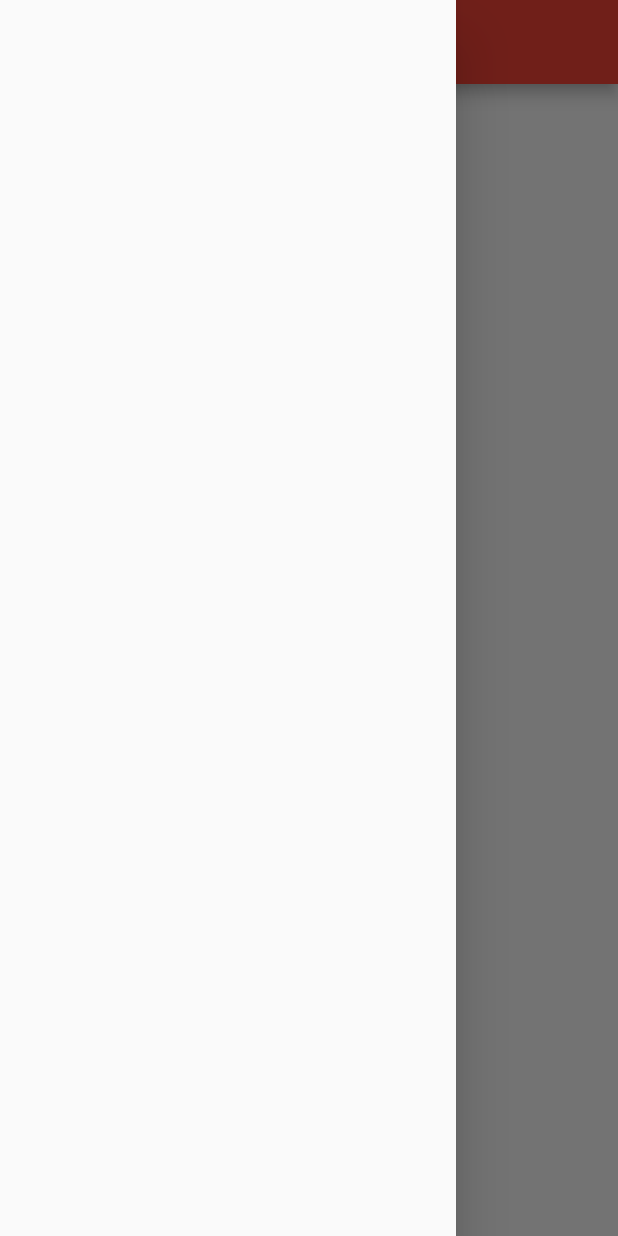
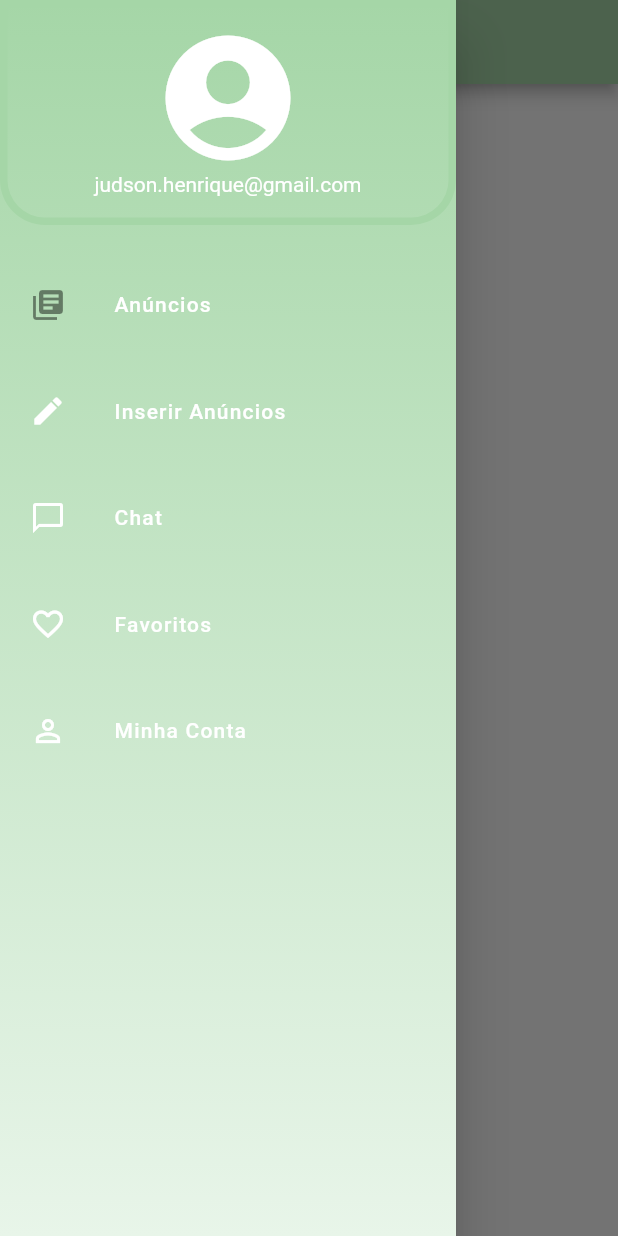
Before and after one commit to Judsonn/e-commerce, a Flutter app: the screen it shows after launch, with the side drawer open, on a phone screen of 412 x 824 dp. Run offline on Flutter 3.47's test engine with Material 2 defaults, Android fonts, the phone set to English and light mode, and no system bars.

Commit message:
Custom_drawer
customizing the drawer and separating its components.

```diff
--- /dev/null
+++ b/lib/common/custom_drawer/custom_drawer.dart
@@ -0,0 +1,30 @@
+
+import 'package:e_comerce/common/custom_drawer/widgets/custom_header.dart';
+import 'package:e_comerce/common/custom_drawer/widgets/icon_section.dart';
+import 'package:flutter/material.dart';
+
+class CustomDrawer extends StatelessWidget {
+  @override
+  Widget build(BuildContext context) {
+    return Drawer(
+      child: Container(
+        decoration: BoxDecoration(
+          gradient: LinearGradient(
+            begin: Alignment.topCenter,
+            end: Alignment.bottomCenter,
+            colors: [
+            Theme.of(context).primaryColor,
+            Colors.green[50],
+          ])
+        ),
+        child: ListView(
+          children: <Widget>[
+            CustomHeader(),
+            SizedBox(height: 10,),
+            IconSection(),
+          ],
+        ),
+      ),
+    );
+  }
+}
--- /dev/null
+++ b/lib/common/custom_drawer/widgets/custom_header.dart
@@ -0,0 +1,26 @@
+import 'package:flutter/material.dart';
+
+class CustomHeader extends StatelessWidget {
+  @override
+  Widget build(BuildContext context) {
+    return Container(
+      height: 150,
+      decoration: BoxDecoration(
+      borderRadius: BorderRadius.only(bottomRight: Radius.circular(30), bottomLeft: Radius.circular(30)),
+      // color: Theme.of(context).primaryColor,
+      border: Border.all(color: Theme.of(context).primaryColor, width: 5)
+      ),
+
+    child: Column(
+      children: <Widget>[
+        SizedBox(height: 10,),
+        Icon(Icons.account_circle, size: 100, color: Colors.white,),
+
+        Text("judson.henrique@gmail.com", style: TextStyle( color: Colors.white)),
+
+    ],),
+
+
+    );
+  }
+}
--- /dev/null
+++ b/lib/common/custom_drawer/widgets/icon_section.dart
@@ -0,0 +1,47 @@
+import 'package:e_comerce/common/custom_drawer/widgets/icon_tile.dart';
+import 'package:flutter/material.dart';
+
+class IconSection extends StatelessWidget {
+  @override
+  Widget build(BuildContext context) {
+    return Column(
+      children: <Widget>[
+        IconTile(
+          label: "Anúncios",
+          iconData: Icons.library_books,
+          onTap: (){
+          },
+          highlighted: true,
+        ),
+        IconTile(
+          label: "Inserir Anúncios",
+          iconData: Icons.edit,
+          onTap: (){
+          },
+          highlighted: false,
+        ),
+        IconTile(
+          label: "Chat",
+          iconData: Icons.chat_bubble_outline,
+          onTap: (){
+          },
+          highlighted: false,
+        ),
+        IconTile(
+          label: "Favoritos",
+          iconData: Icons.favorite_border,
+          onTap: (){
+          },
+          highlighted: false,
+        ),
+        IconTile(
+          label: "Minha Conta",
+          iconData: Icons.person_outline,
+          onTap: (){
+          },
+          highlighted: false,
+        ),
+      ],
+    );
+  }
+}
--- /dev/null
+++ b/lib/common/custom_drawer/widgets/icon_tile.dart
@@ -0,0 +1,31 @@
+import 'package:flutter/material.dart';
+
+class IconTile extends StatelessWidget {
+  const IconTile({this.label, this.iconData, this.onTap, this.highlighted });
+
+  final String label;
+  final IconData iconData;
+  final VoidCallback onTap;
+  final bool highlighted;
+
+  @override
+  Widget build(BuildContext context) {
+    return ListTile(
+      title: Text(
+      label,
+      style: TextStyle(
+        //fala implementar
+        color: Colors.white,
+        letterSpacing: 0.8,
+      ),
+      ),
+      leading: Icon(
+      iconData,
+      color: highlighted ? Colors.black45 : Colors.white,
+
+      ),
+      onTap: onTap,
+      contentPadding: const EdgeInsets.fromLTRB(20,15,10,0),
+    );
+  }
+}
--- a/lib/pages/home/home_page.dart
+++ b/lib/pages/home/home_page.dart
@@ -1,3 +1,4 @@
+import 'package:e_comerce/common/custom_drawer/custom_drawer.dart';
 import 'package:flutter/material.dart';
 
 class HomePage extends StatefulWidget {
@@ -12,11 +13,14 @@ class _HomePageState extends State<HomePage> {
 
     return Scaffold(
       appBar: AppBar(
-
-        backgroundColor: Colors.red,
-       title: Text("OLX"),
+        backgroundColor: Theme.of(context).primaryColor,
+       title: Text("E-commerce", style: TextStyle(
+         fontSize: 20,
+         color: Colors.white,
+         fontWeight: FontWeight.bold
+       ),),
       ),
-      drawer: Drawer(),
+      drawer: CustomDrawer(),
     );
   }
 }
```
